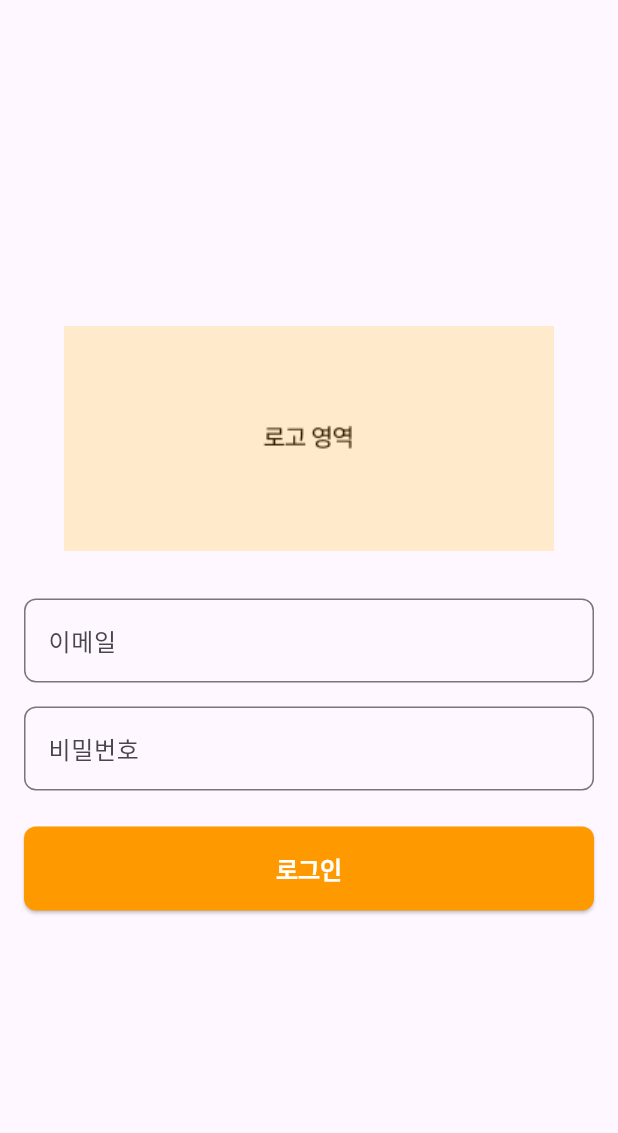
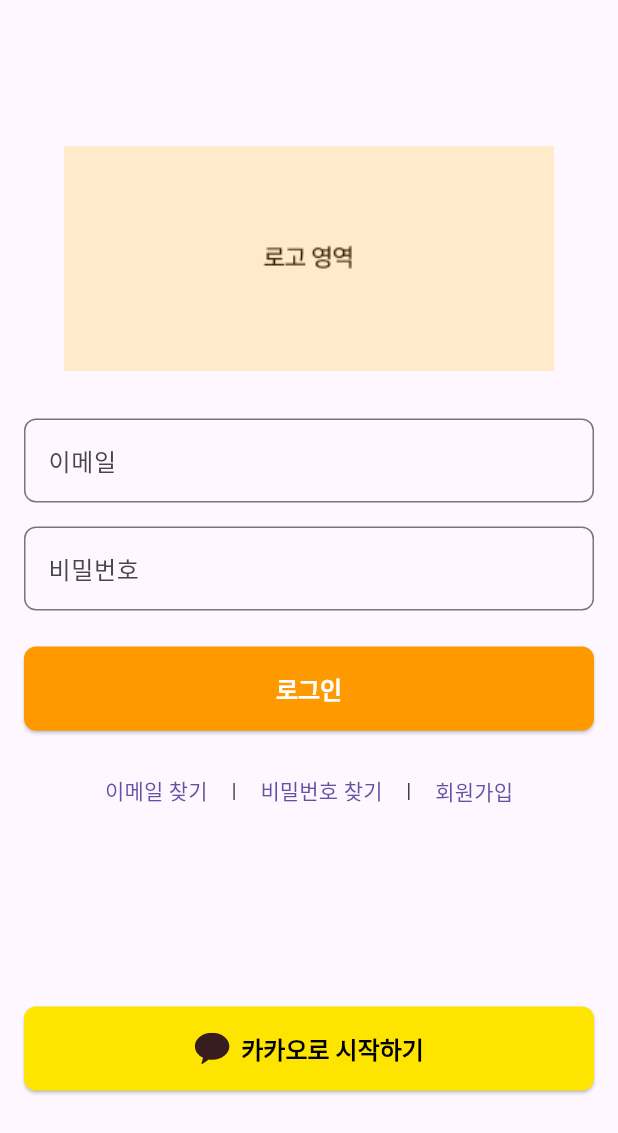
Before and after one commit to Groomingo/front-end, a Flutter app: the screen it shows after launch, on a phone screen of 412 x 824 dp. Shown: the top 1133 px of the screen. Run offline on Flutter 3.47's test engine with Material 3 defaults, Android fonts, the phone set to English and light mode, and no system bars; our stand-ins replace flutter_svg, go_router.

Commit message:
design: 이메일찾기, 비밀번호 찾기, 회원가입, 카카오 로그인 UI 추가

```diff
--- a/lib/screens/signin_screen.dart
+++ b/lib/screens/signin_screen.dart
@@ -1,6 +1,7 @@
 import 'package:flutter/material.dart';
-
-import 'package:groomingo/styles/colors.dart';
+import 'package:groomingo/styles/colors.dart'
+    as AppColors; // Colors 클래스를 AppColors로 가져오기
+import 'package:flutter_svg/flutter_svg.dart';
 
 class SignInScreen extends StatelessWidget {
   final _formKey = GlobalKey<FormState>();
@@ -20,10 +21,12 @@ class SignInScreen extends StatelessWidget {
               children: [
                 // 로고 이미지
                 Container(
+                  width: deviceWidth * 0.8, // 기기의 너비의 80%로 설정
+                  height: 150,
                   child: Center(
                     child: Image.asset(
                       'assets/images/common/temp_logo.png', // 로고 이미지 경로
-                      fit: BoxFit.contain,
+                      fit: BoxFit.contain, // 이미지 비율 유지
                     ),
                   ),
                 ),
@@ -70,8 +73,60 @@ class SignInScreen extends StatelessWidget {
                   },
                   child: Text('로그인'),
                   style: ElevatedButton.styleFrom(
-                    backgroundColor: AppColors.primaryColor_500,
-                    foregroundColor: Colors.white,
+                    backgroundColor:
+                        AppColors.AppColors.primaryColor_500, // 버튼 배경색 설정
+                    foregroundColor: Colors.white, // 텍스트 색상 설정
+                    textStyle:
+                        TextStyle(fontSize: 16, fontWeight: FontWeight.bold),
+                    minimumSize: Size(double.infinity, 50),
+                    padding: EdgeInsets.symmetric(horizontal: 8, vertical: 16),
+                    shape: RoundedRectangleBorder(
+                      borderRadius: BorderRadius.circular(8),
+                    ),
+                  ),
+                ),
+                SizedBox(height: 16),
+                // 이메일 찾기 | 비밀번호 찾기 | 회원가입 버튼
+                Row(
+                  mainAxisAlignment: MainAxisAlignment.center,
+                  children: [
+                    TextButton(
+                      onPressed: () {
+                        // 이메일 찾기 로직 추가
+                      },
+                      child: Text('이메일 찾기'),
+                    ),
+                    Text(' | '),
+                    TextButton(
+                      onPressed: () {
+                        // 비밀번호 찾기 로직 추가
+                      },
+                      child: Text('비밀번호 찾기'),
+                    ),
+                    Text(' | '),
+                    TextButton(
+                      onPressed: () {
+                        // 회원가입 로직 추가
+                      },
+                      child: Text('회원가입'),
+                    ),
+                  ],
+                ),
+                SizedBox(height: 120),
+                // 카카오로 시작하기 버튼
+                ElevatedButton.icon(
+                  onPressed: () {
+                    // 카카오 로그인 로직 추가
+                  },
+                  icon: SvgPicture.asset(
+                    'assets/icons/login/kakao_logo.svg', // 카카오 로고 이미지 경로
+                    width: 24,
+                    height: 24,
+                  ),
+                  label: Text('카카오로 시작하기'),
+                  style: ElevatedButton.styleFrom(
+                    backgroundColor: Color(0xFFFEE500), // 카카오 버튼 배경색
+                    foregroundColor: Colors.black, // 카카오 버튼 텍스트 색상
                     textStyle:
                         TextStyle(fontSize: 16, fontWeight: FontWeight.bold),
                     minimumSize: Size(double.infinity, 50),
--- a/pubspec.yaml
+++ b/pubspec.yaml
@@ -39,6 +39,7 @@ dependencies:
   dio: ^5.7.0
   provider: ^6.1.2
   go_router: ^14.8.0
+  flutter_svg: ^1.0.3
 
 dev_dependencies:
   flutter_test:
@@ -60,7 +61,7 @@ flutter:
   assets:
     - assets/images/
     - assets/images/common/
-    - assets/images/login/
+    - assets/icons/login/
 
   # An image asset can refer to one or more resolution-specific "variants", see
   # https://flutter.dev/to/resolution-aware-images
```
Also changed, not shown: assets/icons/login/kakao_logo.svg (added), assets/images/login/kakao_login_large_narrow.png (deleted), pubspec.lock.
